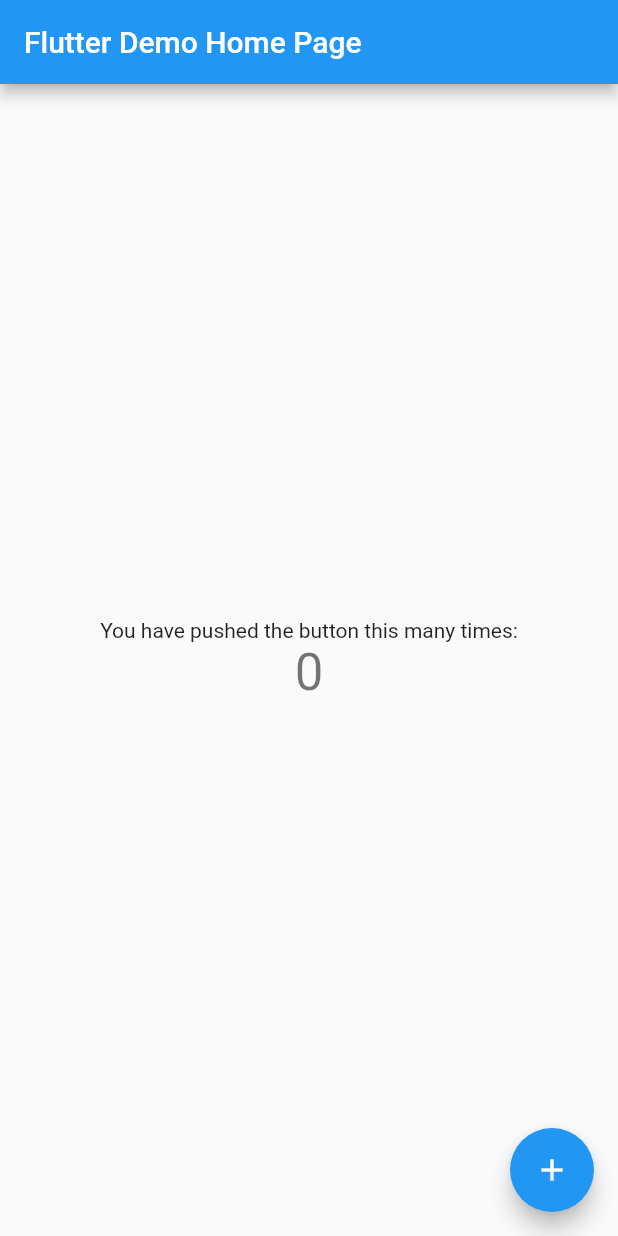
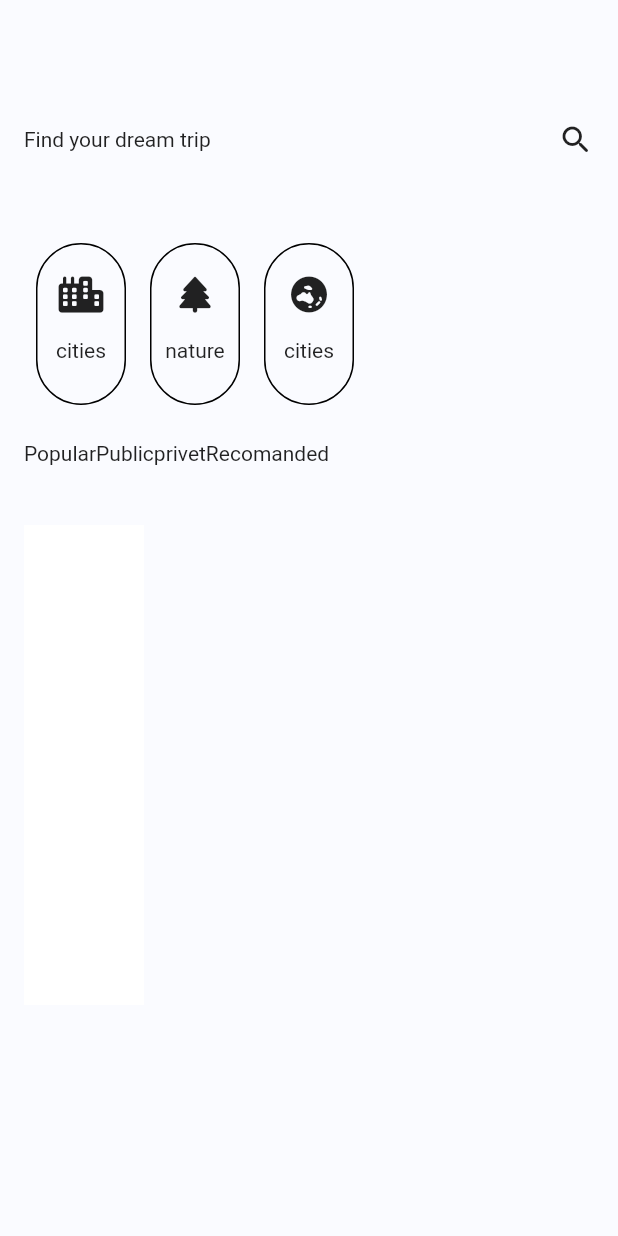
Before and after one commit to Yokozuna59/dalily, a Flutter app: the screen it shows after launch, on a phone screen of 412 x 824 dp. Run offline on Flutter 3.47's test engine with Material 2 defaults, Android fonts, the phone set to English and light mode, and no system bars; our stand-ins replace font_awesome_flutter.

Commit message:
feat: creat homepage
Signed-off-by: Haider Alkhalifah <haideralkhalifah@gmail.com>

```diff
--- /dev/null
+++ b/lib/assets/consts.dart
@@ -0,0 +1,6 @@
+// ignore_for_file: non_constant_identifier_names
+
+import 'package:flutter/material.dart';
+
+Color CbackgroundColor = const Color(0xFFFAFBFF);
+Color CmainCardColor = const Color(0xFFFFFFFF);
--- a/lib/main.dart
+++ b/lib/main.dart
@@ -13,10 +13,11 @@
   Widget build(BuildContext context) {
     return MaterialApp(
       title: 'Flutter Demo',
+      debugShowCheckedModeBanner: false,
       theme: ThemeData(
         primarySwatch: Colors.blue,
       ),
-      home: const MyHomePage(title: 'Flutter Demo Home Page'),
+      home: const MyHomePage(),
     );
   }
 }
--- a/lib/pages/homePage.dart
+++ b/lib/pages/homePage.dart
@@ -1,9 +1,11 @@
+import 'package:dalily/assets/consts.dart';
 import 'package:flutter/material.dart';
+import 'package:font_awesome_flutter/font_awesome_flutter.dart';
+
+import '../widgets/placesCategory.dart';
 
 class MyHomePage extends StatefulWidget {
-  const MyHomePage({super.key, required this.title});
-
-  final String title;
+  const MyHomePage({super.key});
 
   @override
   State<MyHomePage> createState() => _MyHomePageState();
@@ -21,27 +23,76 @@
   @override
   Widget build(BuildContext context) {
     return Scaffold(
-      appBar: AppBar(
-        title: Text(widget.title),
-      ),
+      backgroundColor: CbackgroundColor,
       body: Center(
-        child: Column(
-          mainAxisAlignment: MainAxisAlignment.center,
-          children: <Widget>[
-            const Text(
-              'You have pushed the button this many times:',
-            ),
-            Text(
-              '$_counter',
-              style: Theme.of(context).textTheme.headline4,
-            ),
-          ],
+        child: Padding(
+          padding: const EdgeInsets.fromLTRB(8, 40, 8, 6),
+          child: Column(
+            crossAxisAlignment: CrossAxisAlignment.start,
+            mainAxisAlignment: MainAxisAlignment.start,
+            children: [
+              Padding(
+                padding: const EdgeInsets.all(8.0),
+                child: SizedBox(
+                  height: 90,
+                  child: Row(
+                    mainAxisAlignment: MainAxisAlignment.spaceBetween,
+                    children: const [
+                      Text("Find your dream trip"),
+                      Icon(Icons.search_rounded),
+                    ],
+                  ),
+                ),
+              ),
+              SizedBox(
+                height: 140,
+                child: ListView(
+                  scrollDirection: Axis.horizontal,
+                  padding: const EdgeInsets.all(8),
+                  children: const <Widget>[
+                    PlacesCategory(icon: FontAwesomeIcons.city, text: "cities"),
+                    PlacesCategory(icon: FontAwesomeIcons.tree, text: "nature"),
+                    PlacesCategory(
+                        icon: FontAwesomeIcons.earthOceania, text: "cities"),
+                  ],
+                ),
+              ),
+              Padding(
+                padding: const EdgeInsets.all(8.0),
+                child: Center(
+                  child: SizedBox(
+                    height: 40,
+                    child: ListView(
+                      scrollDirection: Axis.horizontal,
+                      children: const [
+                        Text('Popular'),
+                        Text("Public"),
+                        Text("privet"),
+                        Text('Recomanded')
+                      ],
+                    ),
+                  ),
+                ),
+              ),
+              Padding(
+                padding: const EdgeInsets.all(8.0),
+                child: SizedBox(
+                  height: 320,
+                  child: ListView(
+                    scrollDirection: Axis.horizontal,
+                    children: [
+                      Container(
+                        height: 100,
+                        width: 80,
+                        color: Colors.white,
+                      )
+                    ],
+                  ),
+                ),
+              )
+            ],
+          ),
         ),
-      ),
-      floatingActionButton: FloatingActionButton(
-        onPressed: _incrementCounter,
-        tooltip: 'Increment',
-        child: const Icon(Icons.add),
       ),
     );
   }
--- /dev/null
+++ b/lib/widgets/placesCategory.dart
@@ -0,0 +1,29 @@
+import 'package:flutter/material.dart';
+import 'package:font_awesome_flutter/font_awesome_flutter.dart';
+
+class PlacesCategory extends StatelessWidget {
+  const PlacesCategory({super.key, required this.text, required this.icon});
+  final String text;
+  final IconData icon;
+
+  @override
+  Widget build(BuildContext context) {
+    return Padding(
+      padding: const EdgeInsets.all(8.0),
+      child: Container(
+        height: 80,
+        width: 60,
+        decoration: BoxDecoration(
+            border: Border.all(),
+            borderRadius: const BorderRadius.all(Radius.circular(100))),
+        child: Padding(
+          padding: const EdgeInsets.fromLTRB(8, 4, 8, 10),
+          child: Center(
+              child: Column(
+                  mainAxisAlignment: MainAxisAlignment.spaceEvenly,
+                  children: [FaIcon(icon), Text(text)])),
+        ),
+      ),
+    );
+  }
+}
```
Also changed, not shown: pubspec.yaml (+3 -4 lines), pubspec.lock.
